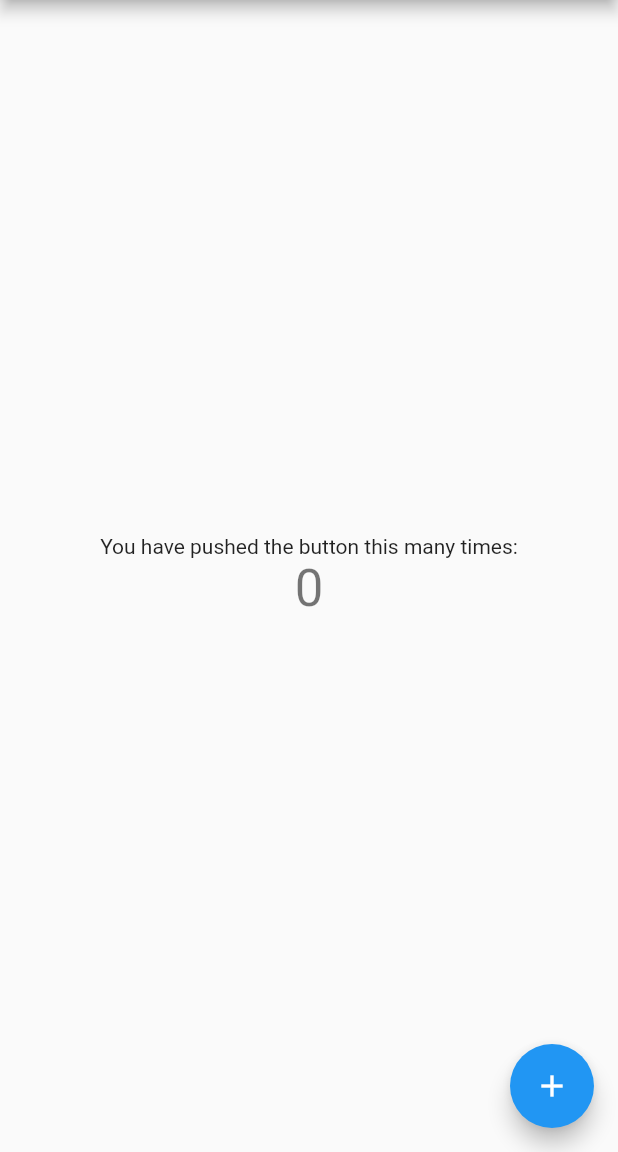
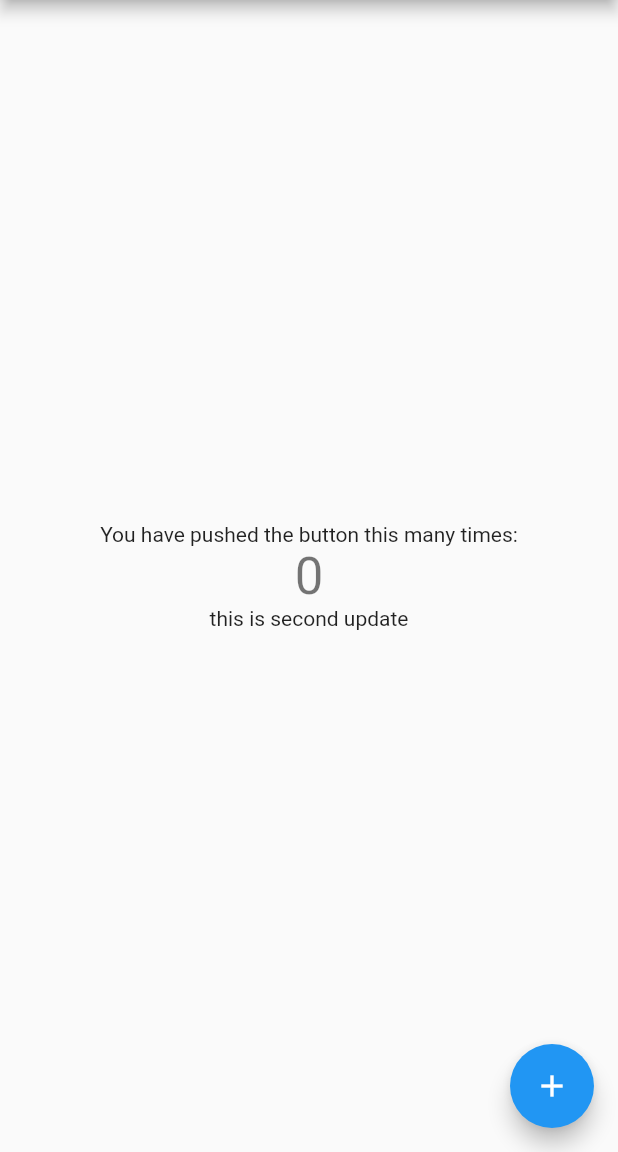
Before and after one commit to ismayil1234/demo, a Flutter app: the screen it shows after launch, on a phone screen of 412 x 824 dp, the part 84-1236 px from its top. Run offline on Flutter 3.47's test engine with Material 2 defaults, Android fonts, the phone set to English and light mode, and no system bars.

Commit message:
added a new text widget to show 2nd update

```diff
--- a/lib/main.dart
+++ b/lib/main.dart
@@ -51,6 +51,7 @@ class _MyHomePageState extends State<MyHomePage> {
               '$_counter',
               style: Theme.of(context).textTheme.headline4,
             ),
+            Text('this is second update')
           ],
         ),
       ),
```
Also changed, not shown: pubspec.lock, 3 other files.
